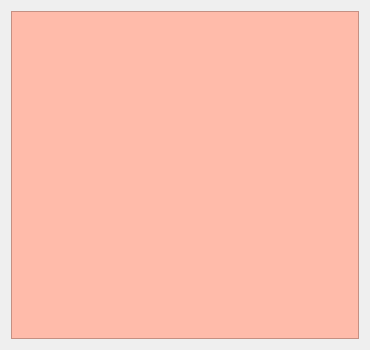
54b1d/SPAS, file ui/accounts.ui: the form before one commit.
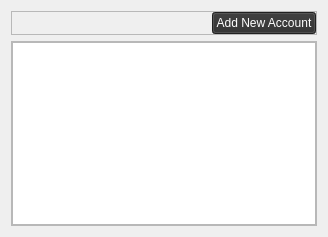
The form after the commit.

Commit message:
pb, table added
pb_add_new_account added

table_accounts added

Patch:
```diff
--- a/ui/accounts.ui
+++ b/ui/accounts.ui
@@ -6,25 +6,117 @@
    <rect>
     <x>0</x>
     <y>0</y>
-    <width>370</width>
-    <height>350</height>
+    <width>328</width>
+    <height>237</height>
    </rect>
   </property>
   <property name="windowTitle">
    <string>Form</string>
   </property>
-  <layout class="QVBoxLayout" name="verticalLayout">
+  <property name="styleSheet">
+   <string notr="true">color: rgb(255, 255, 255);</string>
+  </property>
+  <layout class="QVBoxLayout" name="verticalLayout_2">
+   <item>
+    <widget class="QFrame" name="frame_2">
+     <property name="frameShape">
+      <enum>QFrame::StyledPanel</enum>
+     </property>
+     <property name="frameShadow">
+      <enum>QFrame::Raised</enum>
+     </property>
+     <layout class="QHBoxLayout" name="horizontalLayout">
+      <property name="leftMargin">
+       <number>0</number>
+      </property>
+      <property name="topMargin">
+       <number>0</number>
+      </property>
+      <property name="rightMargin">
+       <number>0</number>
+      </property>
+      <property name="bottomMargin">
+       <number>0</number>
+      </property>
+      <item>
+       <spacer name="horizontalSpacer">
+        <property name="orientation">
+         <enum>Qt::Horizontal</enum>
+        </property>
+        <property name="sizeHint" stdset="0">
+         <size>
+          <width>202</width>
+          <height>20</height>
+         </size>
+        </property>
+       </spacer>
+      </item>
+      <item>
+       <widget class="QPushButton" name="pb_add_account">
+        <property name="styleSheet">
+         <string notr="true">background-color: rgb(45, 45, 45);
+          color: rgb(255, 255, 255);
+          alternate-background-color: rgb(85, 170, 255);
+         </string>
+        </property>
+        <property name="text">
+         <string>Add New Account</string>
+        </property>
+       </widget>
+      </item>
+     </layout>
+    </widget>
+   </item>
    <item>
     <widget class="QFrame" name="frame">
-     <property name="styleSheet">
-      <string notr="true">background-color: #ffbbaa;</string>
-     </property>
      <property name="frameShape">
       <enum>QFrame::StyledPanel</enum>
      </property>
      <property name="frameShadow">
       <enum>QFrame::Raised</enum>
      </property>
+     <layout class="QVBoxLayout" name="verticalLayout_3">
+      <property name="leftMargin">
+       <number>0</number>
+      </property>
+      <property name="topMargin">
+       <number>0</number>
+      </property>
+      <property name="rightMargin">
+       <number>0</number>
+      </property>
+      <property name="bottomMargin">
+       <number>0</number>
+      </property>
+      <item>
+       <widget class="QTableWidget" name="table_accounts">
+        <property name="styleSheet">
+         <string notr="true">color: rgb(255, 255, 255);</string>
+        </property>
+        <attribute name="horizontalHeaderVisible">
+         <bool>false</bool>
+        </attribute>
+        <attribute name="verticalHeaderVisible">
+         <bool>false</bool>
+        </attribute>
+        <column>
+         <property name="text">
+          <string>Name</string>
+         </property>
+        </column>
+        <column>
+         <property name="text">
+          <string>Address</string>
+         </property>
+        </column>
+        <column>
+         <property name="text">
+          <string>Mobile</string>
+         </property>
+        </column>
+       </widget>
+      </item>
+     </layout>
     </widget>
    </item>
   </layout>
```
